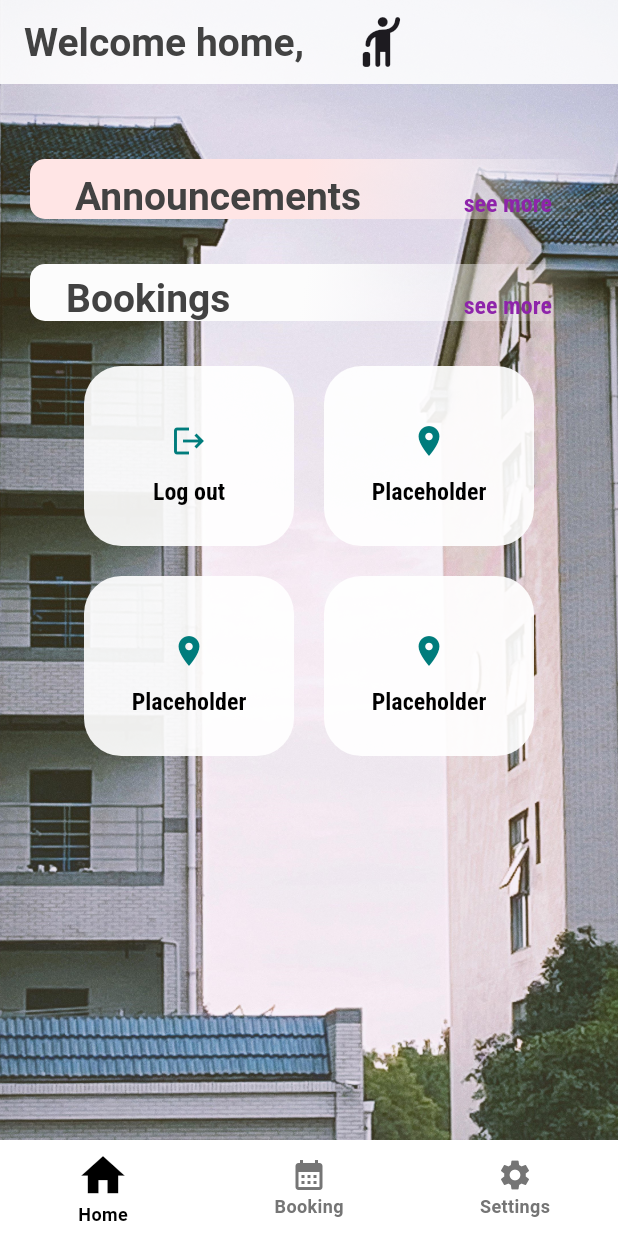
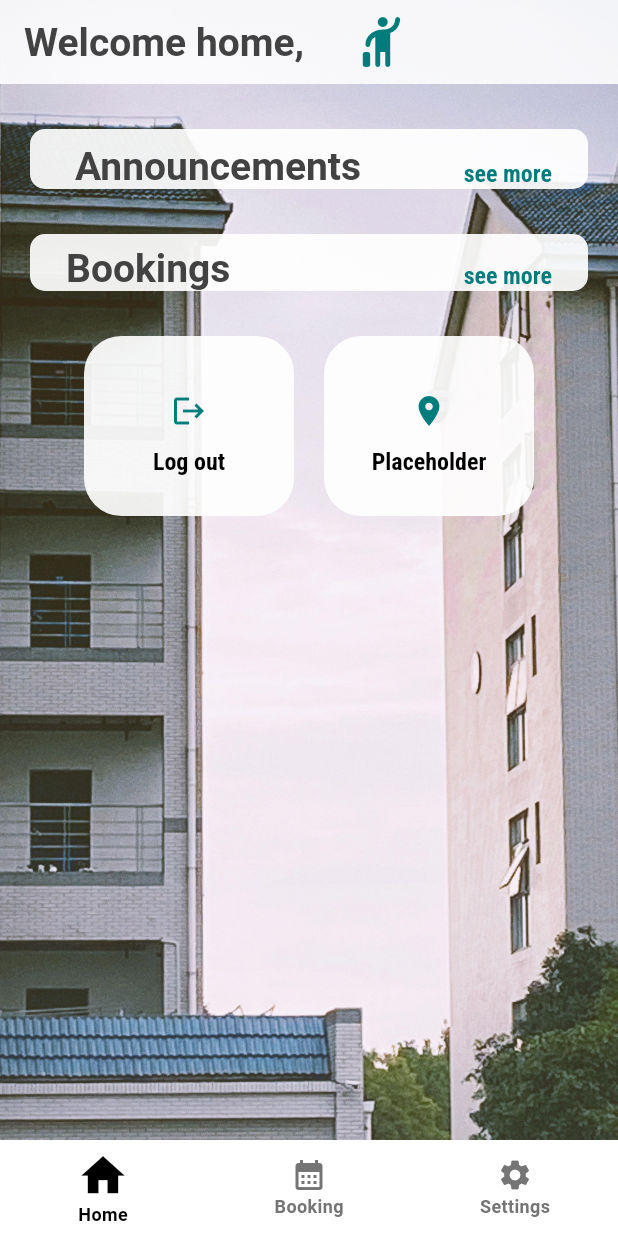
Before and after one commit to CodeApina/naytto, a Flutter app: the HomeScreen screen opened by its route, on a phone screen of 412 x 824 dp. Run offline on Flutter 3.47's test engine with Material 3 defaults, Android fonts, the phone set to English and light mode, and no system bars; our stand-ins replace cloud_firestore, firebase_auth, firebase_core, flutter_riverpod, go_router, google_fonts and 1 more; missing offline and left inert: colorful_safe_area; accounts and stored records are empty; generated files the repository leaves out were written again.

Commit message:
fix: HomeScreen colours, container opacity, removed placeholders

```diff
--- a/lib/src/features/home/presentation/home_screen.dart
+++ b/lib/src/features/home/presentation/home_screen.dart
@@ -1,9 +1,6 @@
 import 'package:colorful_safe_area/colorful_safe_area.dart';
 import 'package:flutter/material.dart';
-import 'package:flutter/services.dart';
 import 'package:flutter_riverpod/flutter_riverpod.dart';
-import 'package:google_fonts/google_fonts.dart';
-import 'package:naytto/main.dart';
 import 'package:naytto/src/common_widgets/icon_container.dart';
 import 'package:naytto/src/constants/theme.dart';
 import 'package:naytto/src/features/authentication/data/firebase_auth_repository.dart';
@@ -20,23 +17,15 @@ class HomeScreen extends ConsumerWidget {
   Widget build(BuildContext context, WidgetRef ref) {
     final appUserWatcher = ref.watch(AppUser().provider);
     return ColorfulSafeArea(
-      color: Colors.white,
+      color: const Color.fromRGBO(201, 202, 223, 1.0),
       child: Stack(
         children: [
           // Background image
           Container(
-            decoration: BoxDecoration(
-              image: const DecorationImage(
+            decoration: const BoxDecoration(
+              image: DecorationImage(
                 image: AssetImage('assets/talo2.jpg'),
                 fit: BoxFit.cover,
-              ),
-              gradient: LinearGradient(
-                begin: Alignment.topCenter,
-                end: Alignment.bottomCenter,
-                colors: [
-                  colors(context).color1!,
-                  colors(context).color1!,
-                ],
               ),
             ),
           ),
@@ -51,17 +40,18 @@ class HomeScreen extends ConsumerWidget {
                   const Icon(
                     Icons.hail_rounded,
                     size: 40,
+                    color: Color.fromRGBO(0, 124, 124, 1.0),
                   ),
                 ],
               ),
-              backgroundColor: Color.fromARGB(220, 255, 255, 255),
+              backgroundColor: const Color.fromARGB(220, 255, 255, 255),
             ),
             //makes scaffold transparent
             backgroundColor: Colors.transparent,
             body: const SingleChildScrollView(
               child: Column(
                 children: [
-                  SizedBox(height: 40),
+                  SizedBox(height: 20),
                   // _UserGreetings(),
                   _AnnouncementsPreview(),
                   SizedBox(height: 10),
@@ -116,17 +106,9 @@ class _AnnouncementsPreview extends ConsumerWidget {
   Widget build(BuildContext context, WidgetRef ref) {
     final announcements = ref.watch(announcementsProvider);
     return Container(
-      margin: EdgeInsets.fromLTRB(20, 10, 20, 10),
+      margin: const EdgeInsets.fromLTRB(20, 10, 20, 10),
       decoration: BoxDecoration(
-        gradient: const LinearGradient(
-            begin: Alignment.topCenter,
-            end: Alignment.bottomRight,
-            colors: [
-              Color.fromARGB(255, 255, 229, 229),
-              Color.fromARGB(0, 255, 255, 255),
-              // colors(context).color3!,
-              // colors(context).color2!,
-            ]),
+        color: colors(context).color3,
         borderRadius: BorderRadius.circular(10),
       ),
       child: Column(
@@ -149,10 +131,8 @@ class _AnnouncementsPreview extends ConsumerWidget {
                     onTap: () {},
                     child: Text(
                       'see more',
-                      style: Theme.of(context)
-                          .textTheme
-                          .displaySmall!
-                          .copyWith(color: Colors.purple[600]),
+                      style: Theme.of(context).textTheme.displaySmall!.copyWith(
+                          color: const Color.fromRGBO(0, 124, 124, 1.0)),
                     ),
                   )),
             ],
@@ -169,13 +149,7 @@ class _AnnouncementsPreview extends ConsumerWidget {
                       padding: const EdgeInsets.fromLTRB(24, 8, 24, 8),
                       child: Container(
                         decoration: BoxDecoration(
-                          gradient: LinearGradient(
-                              begin: Alignment.topCenter,
-                              end: Alignment.bottomCenter,
-                              colors: [
-                                colors(context).color3!,
-                                colors(context).color3!,
-                              ]),
+                          color: Colors.grey.shade200,
                           borderRadius: BorderRadius.circular(10),
                         ),
                         child: ListTile(
@@ -214,18 +188,9 @@ class _BookingContents extends ConsumerWidget {
   Widget build(BuildContext context, WidgetRef ref) {
     final bookings = ref.watch(apartmentsBookingsProvider);
     return Container(
-      margin: EdgeInsets.fromLTRB(20, 10, 20, 10),
+      margin: const EdgeInsets.fromLTRB(20, 10, 20, 10),
       decoration: BoxDecoration(
-        gradient: LinearGradient(
-          begin: Alignment.topCenter,
-          end: Alignment.bottomRight,
-          colors: [
-            Color.fromARGB(255, 252, 252, 252),
-            Color.fromARGB(0, 255, 255, 255),
-            // colors(context).color3!,
-            // colors(context).color2!,
-          ],
-        ),
+        color: colors(context).color3,
         borderRadius: BorderRadius.circular(10),
       ),
       child: Column(
@@ -247,10 +212,8 @@ class _BookingContents extends ConsumerWidget {
                     onTap: () {},
                     child: Text(
                       'see more',
-                      style: Theme.of(context)
-                          .textTheme
-                          .displaySmall!
-                          .copyWith(color: Colors.purple[600]),
+                      style: Theme.of(context).textTheme.displaySmall!.copyWith(
+                          color: const Color.fromRGBO(0, 124, 124, 1.0)),
                     ),
                   )),
             ],
@@ -268,13 +231,7 @@ class _BookingContents extends ConsumerWidget {
                         child: Container(
                           height: 60,
                           decoration: BoxDecoration(
-                            gradient: LinearGradient(
-                                begin: Alignment.topCenter,
-                                end: Alignment.bottomCenter,
-                                colors: [
-                                  colors(context).color3!,
-                                  colors(context).color3!,
-                                ]),
+                            color: Colors.grey.shade200,
                             borderRadius: BorderRadius.circular(10),
                           ),
                           child: Center(
@@ -282,10 +239,7 @@ class _BookingContents extends ConsumerWidget {
                               title: Text(
                                 booking.type,
                               ),
-                              subtitle:
-                                  // Text(
-                                  // '${booking.day}, ${booking.time},
-                                  Text(
+                              subtitle: Text(
                                 booking.day != null
                                     ? '${booking.day}, ${booking.time}'
                                     : formatTimestamp(booking.timestamp!),
@@ -302,22 +256,6 @@ class _BookingContents extends ConsumerWidget {
               loading: () {
                 return const Center(child: CircularProgressIndicator());
               }),
-          // Padding(
-          //   padding: const EdgeInsets.fromLTRB(24, 8, 24, 8),
-          //   // child: Container(
-          //   //   decoration: BoxDecoration(
-          //   //       color: colors(context).color3,
-          //   //       borderRadius: BorderRadius.circular(10)),
-          //   //   child: const ListTile(
-          //   //       title: Text('05/02/2024 18:00-19:30'),
-          //   //       leading: Icon(Icons.calendar_month),
-          //   //       subtitle: Text(
-          //   //         'Laundry - machine 3',
-          //   //         overflow: TextOverflow.ellipsis,
-          //   //         maxLines: 2,
-          //   //       )),
-          //   // ),
-          // ),
         ],
       ),
     );
@@ -360,28 +298,6 @@ class _DashboardNavigationContents extends ConsumerWidget {
         const SizedBox(
           height: 20,
         ),
-        Row(
-          mainAxisAlignment: MainAxisAlignment.center,
-          children: [
-            IconContainer(
-              iconText: 'Placeholder',
-              icon: IconButton(
-                onPressed: () {},
-                icon: const Icon(Icons.place),
-              ),
-            ),
-            const SizedBox(
-              width: 20,
-            ),
-            IconContainer(
-              iconText: 'Placeholder',
-              icon: IconButton(
-                onPressed: () {},
-                icon: const Icon(Icons.place),
-              ),
-            ),
-          ],
-        )
       ],
     );
   }
```
